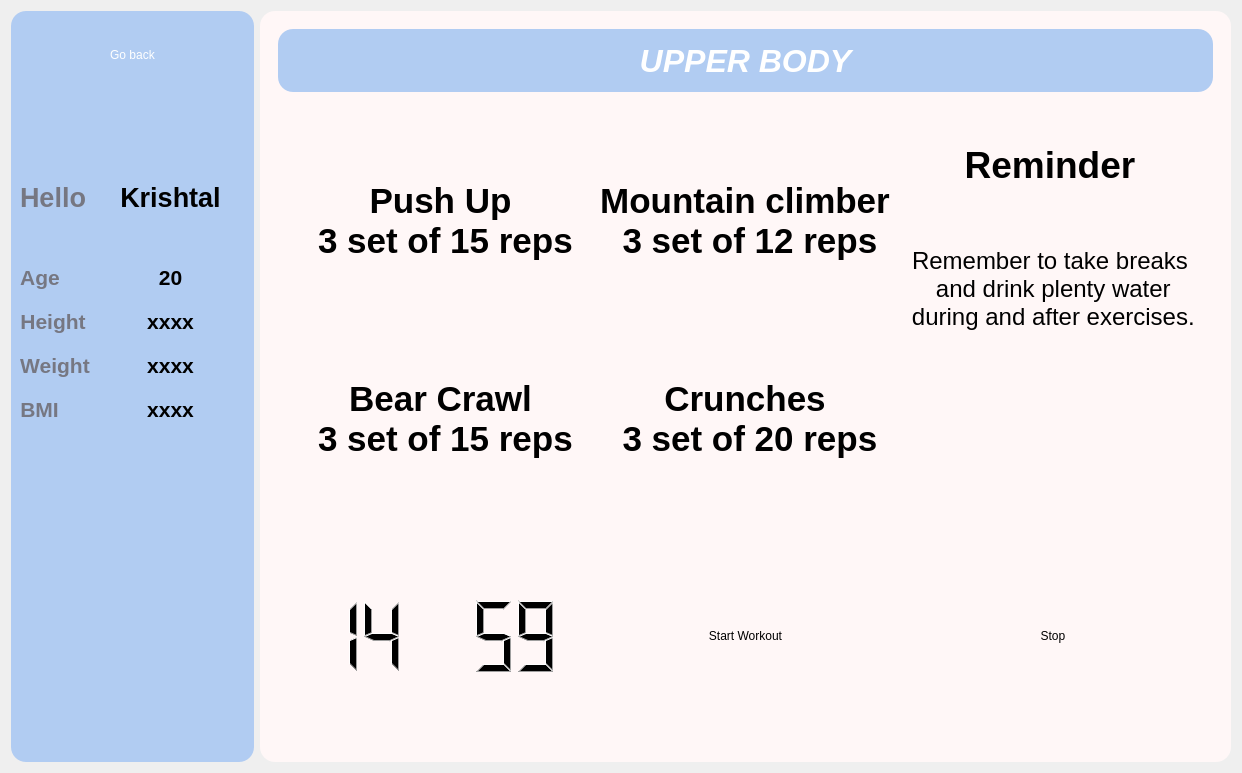
Old version of the form upper_body.ui in the repository burr1to/kaizen.
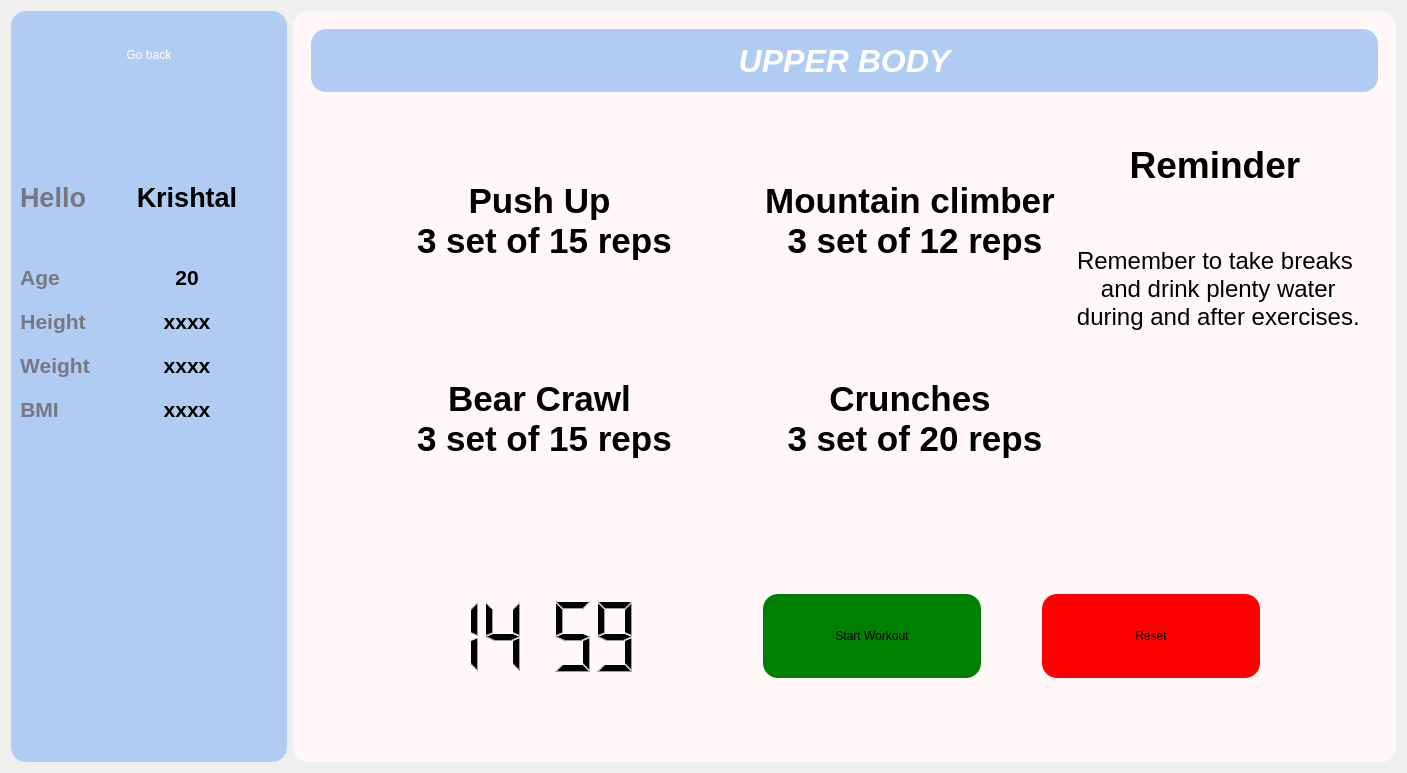
New version of the form. Icons and pictures are not drawn.

What changed in the file:
```diff
--- a/upper_body.ui
+++ b/upper_body.ui
@@ -6,7 +6,7 @@
    <rect>
     <x>0</x>
     <y>0</y>
-    <width>1242</width>
+    <width>1407</width>
     <height>773</height>
    </rect>
   </property>
@@ -573,7 +573,20 @@
            <property name="frameShadow">
             <enum>QFrame::Raised</enum>
            </property>
-           <layout class="QHBoxLayout" name="horizontalLayout_3">
+           <layout class="QHBoxLayout" name="horizontalLayout_3" stretch="2,4,2,4,1,4,2">
+            <item>
+             <spacer name="verticalSpacer">
+              <property name="orientation">
+               <enum>Qt::Vertical</enum>
+              </property>
+              <property name="sizeHint" stdset="0">
+               <size>
+                <width>20</width>
+                <height>40</height>
+               </size>
+              </property>
+             </spacer>
+            </item>
             <item>
              <layout class="QHBoxLayout" name="horizontalLayout_4">
               <item>
@@ -598,6 +611,19 @@
               </item>
              </layout>
             </item>
+            <item>
+             <spacer name="verticalSpacer_2">
+              <property name="orientation">
+               <enum>Qt::Vertical</enum>
+              </property>
+              <property name="sizeHint" stdset="0">
+               <size>
+                <width>20</width>
+                <height>40</height>
+               </size>
+              </property>
+             </spacer>
+            </item>
             <item>
              <widget class="QPushButton" name="pushButton_start_workout">
               <property name="sizePolicy">
@@ -606,11 +632,27 @@
                 <verstretch>0</verstretch>
                </sizepolicy>
               </property>
+              <property name="styleSheet">
+               <string notr="true">background-color: green;</string>
+              </property>
               <property name="text">
                <string>Start Workout</string>
               </property>
              </widget>
             </item>
+            <item>
+             <spacer name="verticalSpacer_3">
+              <property name="orientation">
+               <enum>Qt::Vertical</enum>
+              </property>
+              <property name="sizeHint" stdset="0">
+               <size>
+                <width>20</width>
+                <height>40</height>
+               </size>
+              </property>
+             </spacer>
+            </item>
             <item>
              <widget class="QPushButton" name="pushButton_stop">
               <property name="sizePolicy">
@@ -619,11 +661,27 @@
                 <verstretch>0</verstretch>
                </sizepolicy>
               </property>
+              <property name="styleSheet">
+               <string notr="true">background-color: red;</string>
+              </property>
               <property name="text">
-               <string>Stop</string>
+               <string>Reset</string>
               </property>
              </widget>
             </item>
+            <item>
+             <spacer name="verticalSpacer_4">
+              <property name="orientation">
+               <enum>Qt::Vertical</enum>
+              </property>
+              <property name="sizeHint" stdset="0">
+               <size>
+                <width>20</width>
+                <height>40</height>
+               </size>
+              </property>
+             </spacer>
+            </item>
            </layout>
           </widget>
          </item>
```
